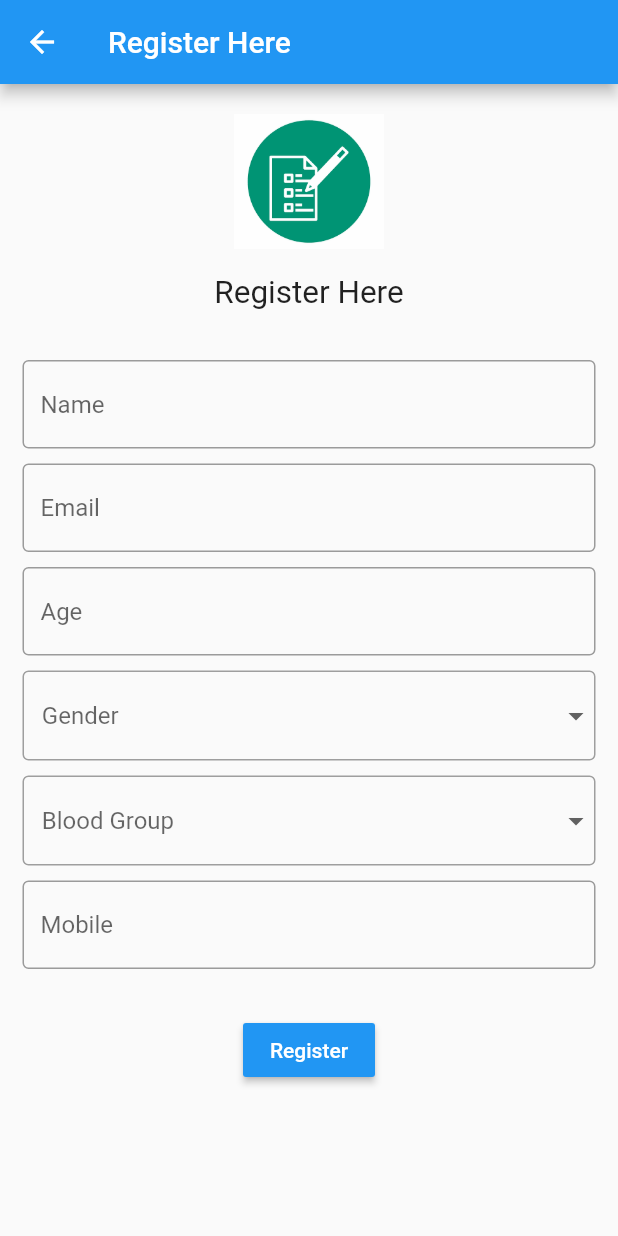
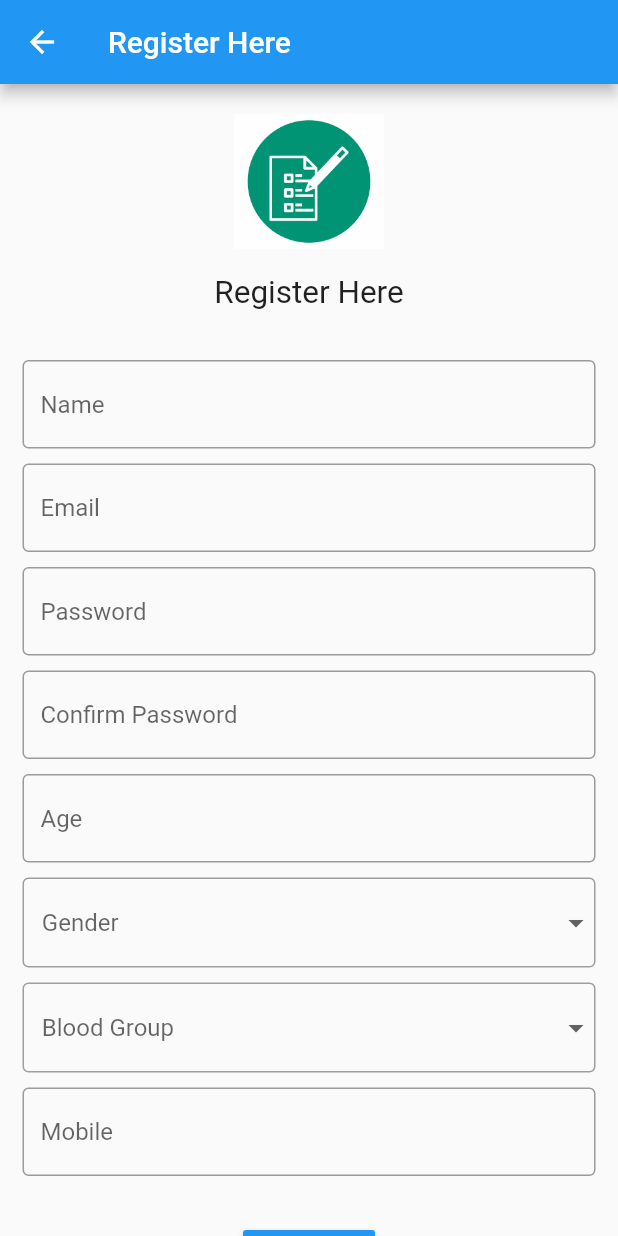
Before and after one commit to areeba-shaikh/int-elligence, a Flutter app: the screen it shows after launch, after a tap on "Register", on a phone screen of 412 x 824 dp. Run offline on Flutter 3.47's test engine with Material 2 defaults, Android fonts, the phone set to English and light mode, and no system bars.

Commit message:
emergency section added

```diff
--- a/lib/main.dart
+++ b/lib/main.dart
@@ -1,5 +1,5 @@
 import 'package:flutter/material.dart';
-import 'package:ambulance/screens/login.dart';
+import 'package:ambulance/screens/initial.dart';
 
 void main() {
   runApp(MyApp());
--- /dev/null
+++ b/lib/screens/initial.dart
@@ -0,0 +1,90 @@
+import 'package:flutter/material.dart';
+import 'package:ambulance/screens/login.dart';
+import 'package:ambulance/screens/register.dart';
+import 'package:ambulance/screens/emergency.dart';
+
+class Home extends StatefulWidget {
+  @override
+  _HomeState createState() => _HomeState();
+}
+
+class _HomeState extends State<Home> {
+  @override
+  Widget build(BuildContext context) {
+    return Scaffold(
+      appBar: AppBar(
+        title: Text("Welcome to Dial 108 App"),
+      ),
+      body: SingleChildScrollView(
+          padding: const EdgeInsets.all(15.0),
+          child: Center(
+            child: Column(
+              children: <Widget>[
+                Image.asset(
+                  'assets/images/ICON.jpeg',
+                  height: 300,
+                  width: 300,
+                ),
+                SizedBox(
+                  height: 150,
+                ),
+                Container(
+                  width: double.infinity,
+                  child: RaisedButton(
+                    onPressed: () {
+                      Navigator.push(
+                          context,
+                          MaterialPageRoute(
+                            builder: (context) => Login(),
+                          ));
+                    },
+                    color: Colors.green,
+                    textColor: Colors.white,
+                    // padding: EdgeInsets.fromLTRB(9, 9, 9, 9),
+                    child: Text("Login"),
+                  ),
+                ),
+                SizedBox(
+                  height: 10,
+                ),
+                Container(
+                  width: double.infinity,
+                  child: RaisedButton(
+                    onPressed: () {
+                      Navigator.push(
+                          context,
+                          MaterialPageRoute(
+                            builder: (context) => RegisterPage(),
+                          ));
+                    },
+                    color: Colors.blue,
+                    textColor: Colors.white,
+                    //padding: EdgeInsets.fromLTRB(9, 9, 9, 9),
+                    child: Text("Register"),
+                  ),
+                ),
+                SizedBox(
+                  height: 10,
+                ),
+                Container(
+                  width: double.infinity,
+                  child: RaisedButton(
+                    onPressed: () {
+                      Navigator.push(
+                          context,
+                          MaterialPageRoute(
+                            builder: (context) => Emergency(),
+                          ));
+                    },
+                    color: Colors.red,
+                    textColor: Colors.white,
+                    //padding: EdgeInsets.fromLTRB(9, 9, 9, 9),
+                    child: Text("Emergency"),
+                  ),
+                ),
+              ],
+            ),
+          )),
+    );
+  }
+}
--- a/lib/screens/login.dart
+++ b/lib/screens/login.dart
@@ -1,72 +1,4 @@
 import 'package:flutter/material.dart';
-import 'package:ambulance/screens/register.dart';
-
-class Home extends StatefulWidget {
-  @override
-  _HomeState createState() => _HomeState();
-}
-
-class _HomeState extends State<Home> {
-  @override
-  Widget build(BuildContext context) {
-    return Scaffold(
-      appBar: AppBar(
-        title: Text("Welcome to Dial 108 App"),
-      ),
-      body: Padding(
-          padding: const EdgeInsets.all(15.0),
-          child: Center(
-            child: Column(
-              children: <Widget>[
-                Image.asset(
-                  'assets/images/ICON.jpeg',
-                  height: 300,
-                  width: 300,
-                ),
-                SizedBox(
-                  height: 150,
-                ),
-                Container(
-                  width: double.infinity,
-                  child: RaisedButton(
-                    onPressed: () {
-                      Navigator.push(
-                          context,
-                          MaterialPageRoute(
-                            builder: (context) => Login(),
-                          ));
-                    },
-                    color: Colors.green,
-                    textColor: Colors.white,
-                    // padding: EdgeInsets.fromLTRB(9, 9, 9, 9),
-                    child: Text("Login"),
-                  ),
-                ),
-                SizedBox(
-                  height: 10,
-                ),
-                Container(
-                  width: double.infinity,
-                  child: RaisedButton(
-                    onPressed: () {
-                      Navigator.push(
-                          context,
-                          MaterialPageRoute(
-                            builder: (context) => RegisterPage(),
-                          ));
-                    },
-                    color: Colors.blue,
-                    textColor: Colors.white,
-                    //padding: EdgeInsets.fromLTRB(9, 9, 9, 9),
-                    child: Text("Register"),
-                  ),
-                ),
-              ],
-            ),
-          )),
-    );
-  }
-}
 
 class Login extends StatefulWidget {
   @override
@@ -82,7 +14,7 @@ class _LoginState extends State<Login> {
       appBar: AppBar(
         title: Text("Login"),
       ),
-      body: Padding(
+      body: SingleChildScrollView(
           padding: const EdgeInsets.all(15.0),
           child: Center(
             child: Column(
--- a/lib/screens/register.dart
+++ b/lib/screens/register.dart
@@ -1,3 +1,4 @@
+import 'package:ambulance/screens/login.dart';
 import 'package:flutter/material.dart';
 
 class RegisterPage extends StatefulWidget {
@@ -12,6 +13,8 @@ class Item {
 
 class _RegisterPageState extends State<RegisterPage> {
   TextEditingController nameController = TextEditingController();
+  TextEditingController passController = TextEditingController();
+  TextEditingController conpassController = TextEditingController();
   TextEditingController emailController = TextEditingController();
   TextEditingController mobileController = TextEditingController();
   TextEditingController ageController = TextEditingController();
@@ -70,6 +73,30 @@ class _RegisterPageState extends State<RegisterPage> {
                 autocorrect: true,
                 decoration: InputDecoration(
                   hintText: 'Email',
+                  border: OutlineInputBorder(),
+                ),
+              ),
+              SizedBox(
+                height: 10,
+              ),
+              TextField(
+                controller: passController,
+                autocorrect: true,
+                obscureText: true,
+                decoration: InputDecoration(
+                  hintText: 'Password',
+                  border: OutlineInputBorder(),
+                ),
+              ),
+              SizedBox(
+                height: 10,
+              ),
+              TextField(
+                controller: conpassController,
+                autocorrect: true,
+                obscureText: true,
+                decoration: InputDecoration(
+                  hintText: 'Confirm Password',
                   border: OutlineInputBorder(),
                 ),
               ),
@@ -187,7 +214,25 @@ class _RegisterPageState extends State<RegisterPage> {
                 height: 30,
               ),
               RaisedButton(
-                onPressed: () {},
+                onPressed: () {
+                  if (passController.text == conpassController.text) {
+                    Navigator.push(
+                        context,
+                        MaterialPageRoute(
+                          builder: (context) => Login(),
+                        ));
+                  } else {
+                    showAlertDialog(context);
+                  }
+                  nameController.text = "";
+                  passController.text = "";
+                  conpassController.text = "";
+                  emailController.text = "";
+                  mobileController.text = "";
+                  bloodController.text = "";
+                  ageController.text = "";
+                  genderController.text = "";
+                },
                 color: Colors.blue,
                 textColor: Colors.white,
                 //padding: EdgeInsets.fromLTRB(9, 9, 9, 9),
@@ -198,3 +243,30 @@ class _RegisterPageState extends State<RegisterPage> {
     );
   }
 }
+
+showAlertDialog(BuildContext context) {
+  // Create button
+  Widget okButton = FlatButton(
+    child: Text("OK"),
+    onPressed: () {
+      Navigator.of(context).pop();
+    },
+  );
+
+  // Create AlertDialog
+  AlertDialog alert = AlertDialog(
+    title: Text("Error!!"),
+    content: Text("Passwords Doesn't Match"),
+    actions: [
+      okButton,
+    ],
+  );
+
+  // show the dialog
+  showDialog(
+    context: context,
+    builder: (BuildContext context) {
+      return alert;
+    },
+  );
+}
--- a/pubspec.yaml
+++ b/pubspec.yaml
@@ -27,6 +27,7 @@ dependencies:
   # Use with the CupertinoIcons class for iOS style icons.
   cupertino_icons: ^0.1.3
   flutter_launcher_icons: ^0.8.0
+  url_launcher: ^5.6.0
 flutter_icons:
   image_path_android: "assets/images/ICON.jpeg"
   android: true
```
Also changed, not shown: lib/screens/callambulance.dart (added, +37 -0 lines), lib/screens/emergency.dart (added, +112 -0 lines), pubspec.lock.
